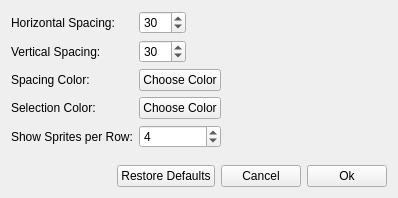
Qt form settingsdialog.ui (jowin202/OpenSprite) before a commit.
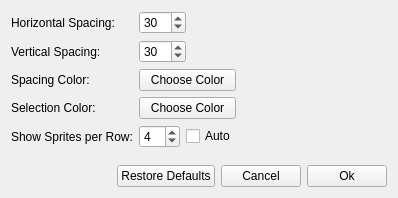
The same form after that commit. Icons and pictures are not drawn.

Diff of the .ui file:
```diff
--- a/settingsdialog.ui
+++ b/settingsdialog.ui
@@ -50,6 +50,8 @@
       </widget>
      </item>
      <item row="4" column="1">
+      <layout class="QHBoxLayout" name="horizontalLayout_sprites_per_row">
+       <item>
       <widget class="QSpinBox" name="spin_sprites_per_row">
        <property name="minimum">
         <number>1</number>
@@ -58,6 +60,15 @@
         <number>4</number>
        </property>
       </widget>
+       </item>
+       <item>
+        <widget class="QCheckBox" name="check_sprites_per_row_auto">
+         <property name="text">
+          <string>Auto</string>
+         </property>
+        </widget>
+       </item>
+      </layout>
      </item>
      <item row="2" column="1">
       <widget class="QPushButton" name="button_spacing_color">
```
Lines whose indentation alone changed are shown as unchanged.
